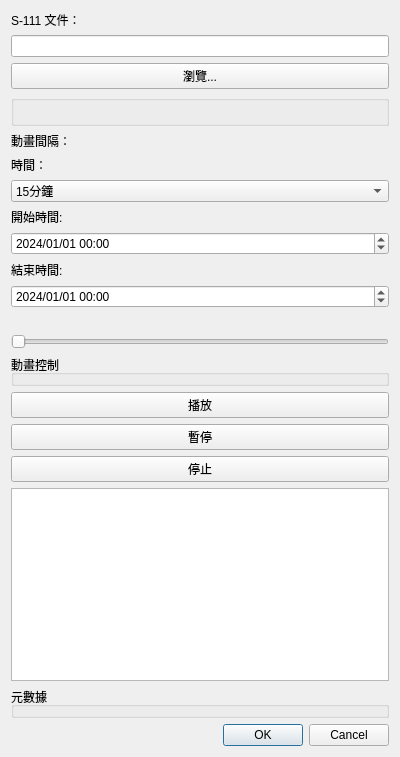
Before: the Qt Designer form s111_viewer_dialog_base.ui in steven65026502/QGIS-S111-Viewer, drawn with Qt 5.
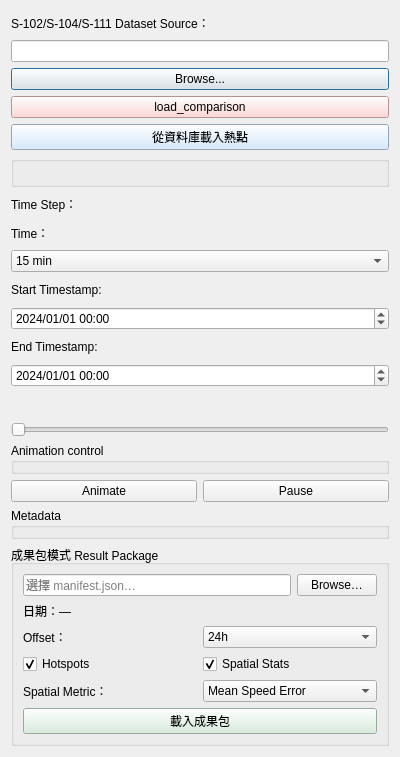
After: the same form once the commit is applied.

```diff
--- a/s111_viewer_dialog_base.ui
+++ b/s111_viewer_dialog_base.ui
@@ -19,7 +19,7 @@
      <item>
       <widget class="QLabel" name="lblFile">
        <property name="text">
-        <string>S-111 文件：</string>
+        <string>S-102/S-104/S-111 Dataset Source：</string>
        </property>
       </widget>
      </item>
@@ -35,7 +35,33 @@
    <item>
     <widget class="QPushButton" name="btnBrowse">
      <property name="text">
-      <string>瀏覽...</string>
+      <string>Browse...</string>
+     </property>
+    </widget>
+   </item>
+   <item>
+    <widget class="QPushButton" name="btnLoadComparison">
+     <property name="styleSheet">
+      <string notr="true">background-color: #ffcccc;</string>
+     </property>
+     <property name="text">
+      <string>load_comparison</string>
+     </property>
+     <property name="toolTip">
+      <string>load_comparison：用今天後報驗證前三天預報的不確定性</string>
+     </property>
+    </widget>
+   </item>
+   <item>
+    <widget class="QPushButton" name="btnLoadFromDB">
+     <property name="styleSheet">
+      <string notr="true">background-color: #cce5ff;</string>
+     </property>
+     <property name="text">
+      <string>從資料庫載入熱點</string>
+     </property>
+     <property name="toolTip">
+      <string>從 PostgreSQL 讀取最新驗證結果，顯示熱點於地圖</string>
      </property>
     </widget>
    </item>
@@ -49,7 +75,7 @@
    <item>
     <widget class="QLabel" name="label">
      <property name="text">
-      <string>動畫間隔：</string>
+      <string>Time Step：</string>
      </property>
     </widget>
    </item>
@@ -58,7 +84,7 @@
      <item>
       <widget class="QLabel" name="lblTime">
        <property name="text">
-        <string>時間：</string>
+        <string>Time：</string>
        </property>
       </widget>
      </item>
@@ -68,7 +94,7 @@
     <widget class="QComboBox" name="comboBox">
      <item>
       <property name="text">
-       <string>15分鐘</string>
+       <string>15 min</string>
       </property>
      </item>
      <item>
@@ -91,7 +117,7 @@
    <item>
     <widget class="QLabel" name="StartTime">
      <property name="text">
-      <string>開始時間:</string>
+      <string>Start Timestamp:</string>
      </property>
     </widget>
    </item>
@@ -129,7 +155,7 @@
    <item>
     <widget class="QLabel" name="EndTime">
      <property name="text">
-      <string>結束時間:</string>
+      <string>End Timestamp:</string>
      </property>
     </widget>
    </item>
@@ -181,56 +207,187 @@
    <item>
     <widget class="QGroupBox" name="groupAnimation">
      <property name="title">
-      <string>動畫控制</string>
+      <string>Animation control</string>
      </property>
     </widget>
    </item>
    <item>
-    <widget class="QPushButton" name="btnPlay">
-     <property name="text">
-      <string>播放</string>
-     </property>
-    </widget>
-   </item>
-   <item>
-    <widget class="QPushButton" name="btnPause">
-     <property name="text">
-      <string>暫停</string>
-     </property>
-    </widget>
-   </item>
-   <item>
-    <widget class="QPushButton" name="btnStop">
-     <property name="text">
-      <string>停止</string>
-     </property>
-    </widget>
-   </item>
-   <item>
-    <widget class="QTextBrowser" name="lblAnimationInterval">
-     <property name="sizePolicy">
-      <sizepolicy hsizetype="Expanding" vsizetype="Expanding">
-       <horstretch>1</horstretch>
-       <verstretch>0</verstretch>
-      </sizepolicy>
-     </property>
-    </widget>
+    <layout class="QHBoxLayout" name="horizontalLayout_4">
+     <item>
+      <widget class="QPushButton" name="btnPlay">
+       <property name="text">
+        <string>Animate</string>
+       </property>
+      </widget>
+     </item>
+     <item>
+      <widget class="QPushButton" name="btnPause">
+       <property name="text">
+        <string>Pause</string>
+       </property>
+      </widget>
+     </item>
+    </layout>
    </item>
    <item>
     <widget class="QGroupBox" name="groupMetadata">
      <property name="title">
-      <string>元數據</string>
+      <string>Metadata</string>
      </property>
     </widget>
    </item>
    <item>
-    <widget class="QDialogButtonBox" name="buttonBox">
-     <property name="orientation">
-      <enum>Qt::Horizontal</enum>
+    <widget class="QGroupBox" name="groupResultPackage">
+     <property name="title">
+      <string>成果包模式 Result Package</string>
      </property>
-     <property name="standardButtons">
-      <set>QDialogButtonBox::Cancel|QDialogButtonBox::Ok</set>
-     </property>
+     <layout class="QVBoxLayout" name="verticalLayout_rp">
+      <item>
+       <layout class="QHBoxLayout" name="hLayoutManifest">
+        <item>
+         <widget class="QLineEdit" name="txtManifestPath">
+          <property name="readOnly">
+           <bool>true</bool>
+          </property>
+          <property name="placeholderText">
+           <string>選擇 manifest.json…</string>
+          </property>
+         </widget>
+        </item>
+        <item>
+         <widget class="QPushButton" name="btnBrowseManifest">
+          <property name="text">
+           <string>Browse…</string>
+          </property>
+         </widget>
+        </item>
+       </layout>
+      </item>
+      <item>
+       <widget class="QLabel" name="lblPackageDate">
+        <property name="text">
+         <string>日期：—</string>
+        </property>
+       </widget>
+      </item>
+      <item>
+       <layout class="QHBoxLayout" name="hLayoutOffset">
+        <item>
+         <widget class="QLabel" name="lblOffset">
+          <property name="text">
+           <string>Offset：</string>
+          </property>
+         </widget>
+        </item>
+        <item>
+         <widget class="QComboBox" name="comboOffset">
+          <item>
+           <property name="text">
+            <string>24h</string>
+           </property>
+          </item>
+          <item>
+           <property name="text">
+            <string>48h</string>
+           </property>
+          </item>
+          <item>
+           <property name="text">
+            <string>72h</string>
+           </property>
+          </item>
+         </widget>
+        </item>
+       </layout>
+      </item>
+      <item>
+       <layout class="QHBoxLayout" name="hLayoutRPOptions">
+        <item>
+         <widget class="QCheckBox" name="chkLoadHotspots">
+          <property name="text">
+           <string>Hotspots</string>
+          </property>
+          <property name="checked">
+           <bool>true</bool>
+          </property>
+         </widget>
+        </item>
+        <item>
+         <widget class="QCheckBox" name="chkLoadSpatialStats">
+          <property name="text">
+           <string>Spatial Stats</string>
+          </property>
+          <property name="checked">
+           <bool>true</bool>
+          </property>
+         </widget>
+        </item>
+       </layout>
+      </item>
+      <item>
+       <layout class="QHBoxLayout" name="hLayoutSpatialMetric">
+        <item>
+         <widget class="QLabel" name="lblSpatialMetric">
+          <property name="text">
+           <string>Spatial Metric：</string>
+          </property>
+         </widget>
+        </item>
+        <item>
+         <widget class="QComboBox" name="comboSpatialMetric">
+          <item>
+           <property name="text">
+            <string>Mean Speed Error</string>
+           </property>
+          </item>
+          <item>
+           <property name="text">
+            <string>Median Speed Error</string>
+           </property>
+          </item>
+          <item>
+           <property name="text">
+            <string>Std Speed Error</string>
+           </property>
+          </item>
+          <item>
+           <property name="text">
+            <string>Mean Dir Error</string>
+           </property>
+          </item>
+          <item>
+           <property name="text">
+            <string>Median Dir Error</string>
+           </property>
+          </item>
+          <item>
+           <property name="text">
+            <string>Std Dir Error</string>
+           </property>
+          </item>
+          <item>
+           <property name="text">
+            <string>All (6 layers)</string>
+           </property>
+          </item>
+         </widget>
+        </item>
+       </layout>
+      </item>
+      <item>
+       <widget class="QPushButton" name="btnLoadResultPackage">
+        <property name="styleSheet">
+         <string notr="true">background-color: #d4edda;</string>
+        </property>
+        <property name="text">
+         <string>載入成果包</string>
+        </property>
+        <property name="toolTip">
+         <string>從選取的 manifest.json 載入驗證成果圖層</string>
+        </property>
+       </widget>
+      </item>
+     </layout>
     </widget>
    </item>
   </layout>
```
Left out of the diff: 41 changed lines with no effect on the pictures.
